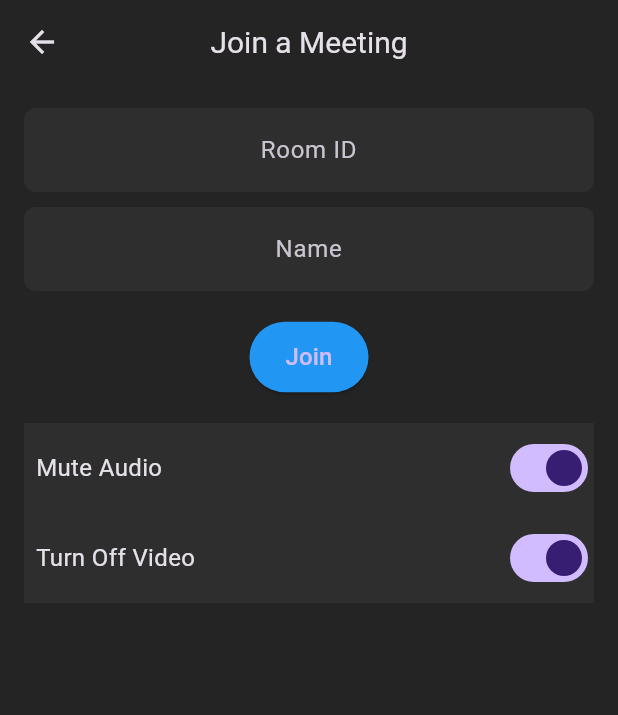
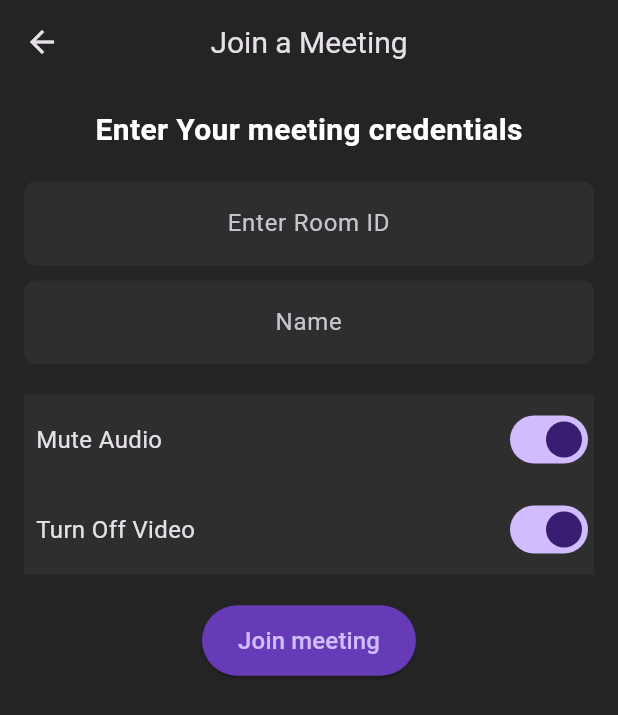
Before and after one commit to sidratulpunno/ZoomCloneFlutter, a Flutter app: the screen it shows once a user with an empty profile is signed in, after a tap on "Join Meeting", on a phone screen of 412 x 824 dp. Shown: the top 715 px of the screen. Run offline on Flutter 3.47's test engine with Material 3 defaults, Android fonts, the phone set to English and light mode, and no system bars; our stand-ins replace cloud_firestore, firebase_auth, firebase_core, google_sign_in; missing offline and left inert: jitsi_meet_flutter_sdk; accounts and stored records are empty; network calls fail.

Commit message:
Added the meeting screen with great graphics

```diff
--- a/lib/screens/login_screen.dart
+++ b/lib/screens/login_screen.dart
@@ -109,7 +109,7 @@ class _LoginScreenState extends State<LoginScreen> {
                 ),
                 const Text('Or continue with'),
                 CustomButton(
-                  text: 'Google Sign In',
+                  text: _isLogin ? 'Google SIgn In' : 'Google SIgn Up',
                   onPressed: () async {
                     bool res = await _authMethods.signInWithGoogle(context);
                     if (res) {
@@ -124,7 +124,7 @@ class _LoginScreenState extends State<LoginScreen> {
                   },
                   child: Text(_isLogin
                       ? 'Don’t have an account? Sign Up'
-                      : 'Already have an account? Login'),
+                      : 'Already have an account? Login',style: const TextStyle(color: Colors.white),),
                 ),
 
 
--- a/lib/screens/video_call_screen.dart
+++ b/lib/screens/video_call_screen.dart
@@ -77,12 +77,14 @@ class _VideoCallScreenState extends State<VideoCallScreen> {
         padding: const EdgeInsets.all(16.0),
         child: Column(
           children: [
+            const Text('Enter Your meeting credentials',style: TextStyle(color: Colors.white,fontWeight: FontWeight.bold,fontSize: 20),),
+            const SizedBox(height: 20,),
             TextField(
               controller: meetingIdController,
               textAlign: TextAlign.center,
               keyboardType: TextInputType.text,
               decoration: const InputDecoration(
-                hintText: 'Room ID',
+                hintText: 'Enter Room ID',
                 fillColor: secondaryBackgroundColor,
                 filled: true,
                 border: OutlineInputBorder(
@@ -109,23 +111,6 @@ class _VideoCallScreenState extends State<VideoCallScreen> {
               ),
             ),
             const SizedBox(height: 20),
-            isJoining
-                ? const CircularProgressIndicator()
-                : ElevatedButton(
-              onPressed: _joinMeeting,
-              style: ElevatedButton.styleFrom(
-                backgroundColor: Colors.blue,
-                padding: const EdgeInsets.symmetric(
-                  vertical: 12,
-                  horizontal: 24,
-                ),
-              ),
-              child: const Text(
-                'Join',
-                style: TextStyle(fontSize: 16),
-              ),
-            ),
-            const SizedBox(height: 20),
             MeetingOption(
               text: 'Mute Audio',
               isMute: isAudioMuted,
@@ -136,6 +121,24 @@ class _VideoCallScreenState extends State<VideoCallScreen> {
               isMute: isVideoMuted,
               onChange: _onVideoMuted,
             ),
+            const SizedBox(height: 20),
+            isJoining
+                ? const CircularProgressIndicator()
+                : ElevatedButton(
+              onPressed: _joinMeeting,
+              style: ElevatedButton.styleFrom(
+                backgroundColor: Colors.deepPurple,
+                padding: const EdgeInsets.symmetric(
+                  vertical: 12,
+                  horizontal: 24,
+                ),
+              ),
+              child: const Text(
+                'Join meeting',
+                style: TextStyle(fontSize: 16),
+              ),
+            ),
+
           ],
         ),
       ),
```
Also changed, not shown: 6 other files.
